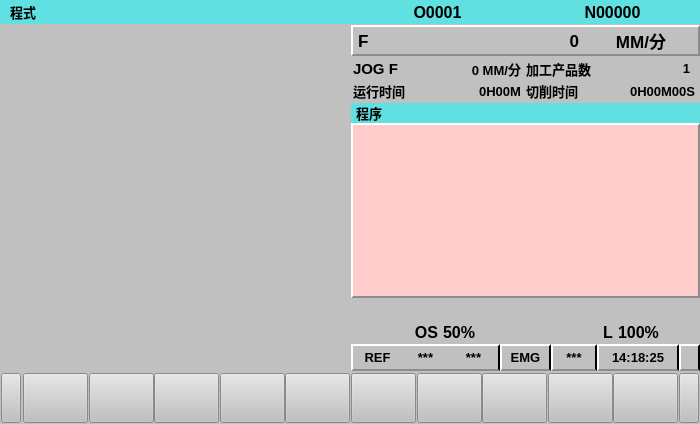
Qt form Graduation_Project/resource/UI/CRT_PROG_Base.ui (zhaojiacheng1/python) before a commit.
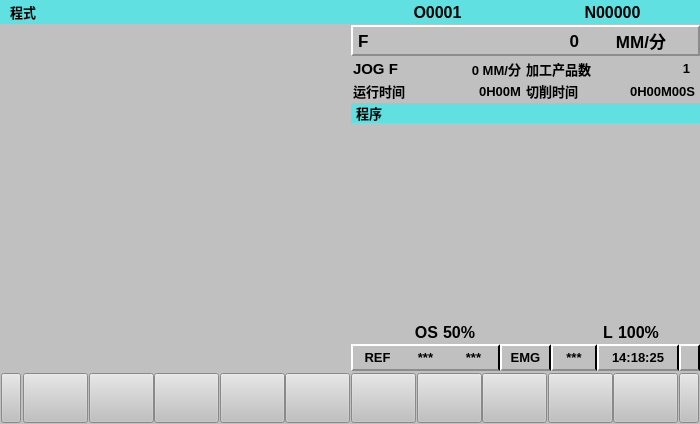
The same form after that commit. Custom widgets are drawn as their Qt base class.

```diff
--- a/Graduation_Project/resource/UI/CRT_PROG_Base.ui
+++ b/Graduation_Project/resource/UI/CRT_PROG_Base.ui
@@ -511,13 +511,9 @@
              </widget>
             </item>
             <item>
-             <widget class="QPlainTextEdit" name="Lab_programwindow">
+             <widget class="QWidget" name="programwindow" native="true">
               <property name="styleSheet">
-               <string notr="true">background-color: rgb(255, 204, 204);
-border-left: 2px solid white;
-border-top: 2px solid white;
-border-bottom: 2px solid rgb(140,140,140);
-border-right: 2px solid rgb(140,140,140);</string>
+               <string notr="true"/>
               </property>
              </widget>
             </item>
```
Left out of the diff: 26 changed lines with no effect on the pictures. Lines whose indentation alone changed are shown as unchanged.
